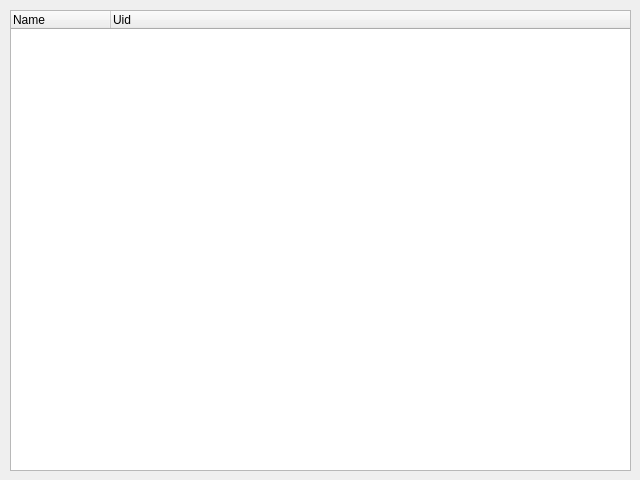
Before: the Qt Designer form gui/dialogs/quickmod/QuickModRepoDialog.ui in MultiMC/Launcher, drawn with Qt 5.
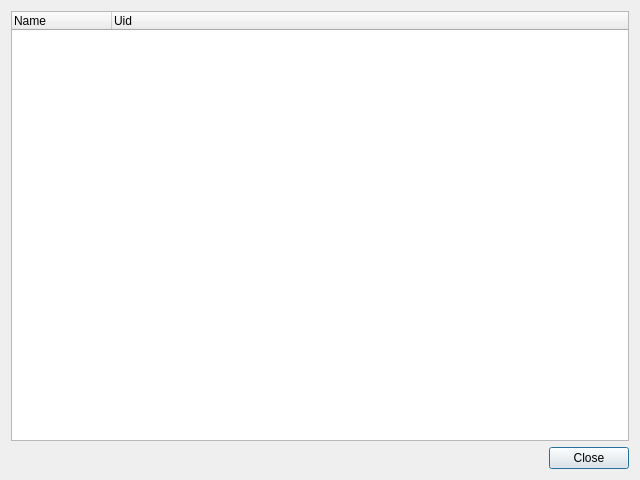
After: the same form once the commit is applied.

Commit message: Fix #266: Add a Close button to the QuickMod Repositories dialog

Diff of the .ui file:
```diff
--- a/gui/dialogs/quickmod/QuickModRepoDialog.ui
+++ b/gui/dialogs/quickmod/QuickModRepoDialog.ui
@@ -13,15 +13,9 @@
   <property name="windowTitle">
    <string>QuickMod Repositories</string>
   </property>
+  <layout class="QVBoxLayout" name="verticalLayout">
+   <item>
   <widget class="QTreeWidget" name="treeWidget">
-   <property name="geometry">
-    <rect>
-     <x>10</x>
-     <y>10</y>
-     <width>621</width>
-     <height>461</height>
-    </rect>
-   </property>
    <column>
     <property name="text">
      <string>Name</string>
@@ -33,6 +27,15 @@
     </property>
    </column>
   </widget>
+   </item>
+   <item>
+    <widget class="QDialogButtonBox" name="buttonBox">
+     <property name="standardButtons">
+      <set>QDialogButtonBox::Close</set>
+     </property>
+    </widget>
+   </item>
+  </layout>
  </widget>
  <resources/>
  <connections/>
```
Left out of the diff: 35 changed lines with no effect on the pictures. Lines whose indentation alone changed are shown as unchanged.
